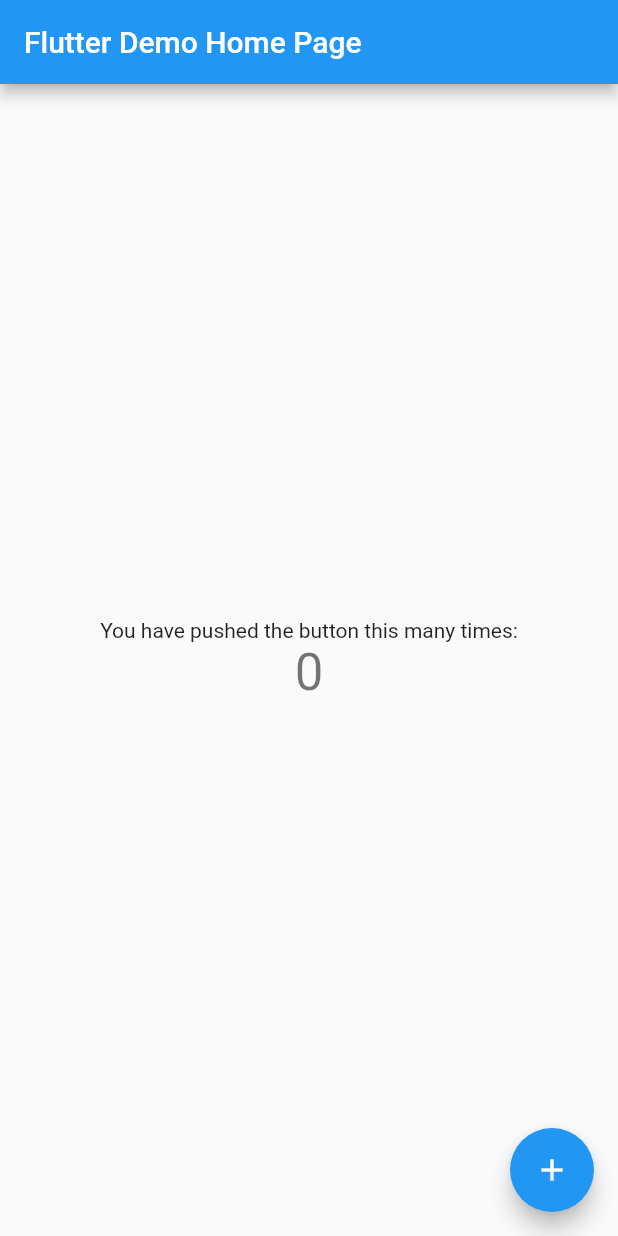
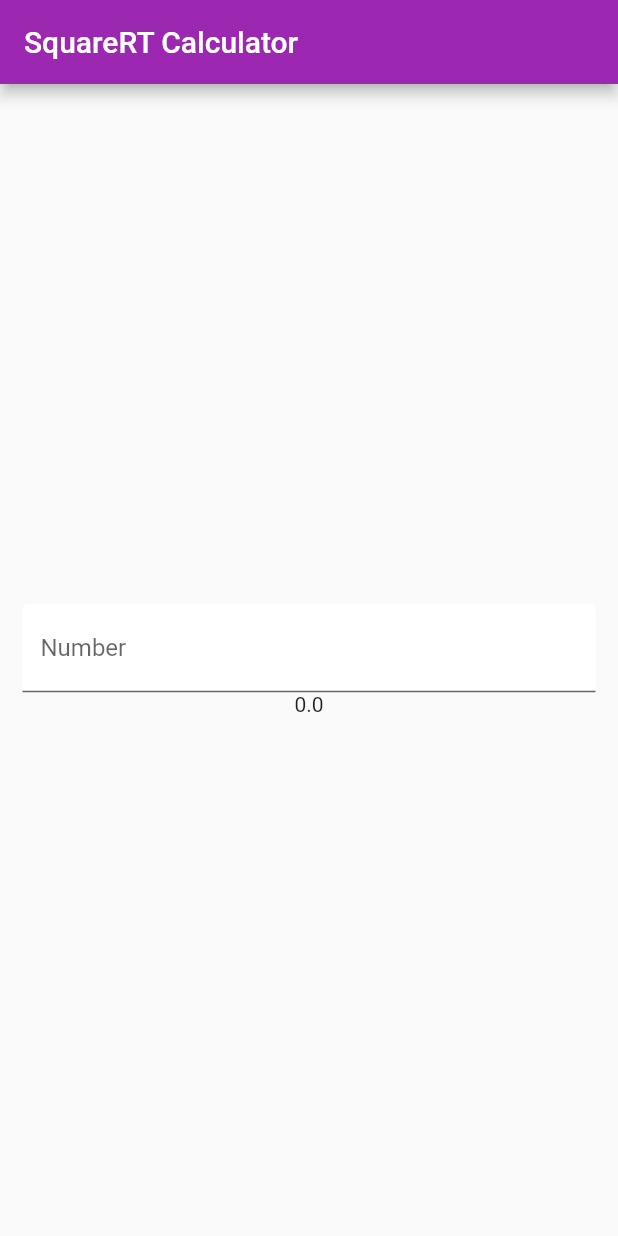
Before and after one commit to CesarGascaAndrade/SquareRT.Flutter, a Flutter app: the screen it shows after launch, on a phone screen of 412 x 824 dp. Run offline on Flutter 3.47's test engine with Material 2 defaults, Android fonts, the phone set to English and light mode, and no system bars.

Commit message:
First aproach

```diff
--- /dev/null
+++ b/lib/Services/ISquareCalculator.dart
@@ -0,0 +1,3 @@
+abstract class ISquareCalculator {
+  double calculate(double number);
+}
--- /dev/null
+++ b/lib/Services/SquareRtCalculator.dart
@@ -0,0 +1,8 @@
+import 'dart:math';
+
+import 'package:square_rt/Services/ISquareCalculator.dart';
+
+class SquareRtCalculator  implements ISquareCalculator {
+  @override
+  double calculate(double number) => sqrt(number);
+}
--- /dev/null
+++ b/lib/ViewModels/ISquareRtViewModel.dart
@@ -0,0 +1,3 @@
+abstract class ISquareViewModel {
+
+}
--- /dev/null
+++ b/lib/ViewModels/SquareRtViewModel.dart
@@ -0,0 +1,12 @@
+import 'dart:math';
+import 'package:scoped_model/scoped_model.dart';
+
+class SquareRtViewModel extends Model {
+  void calculate(double number) {
+    result = sqrt(number);
+    print('oli');
+    notifyListeners();
+  }
+
+  double result = 0.0;
+}
--- /dev/null
+++ b/lib/Views/MainView.dart
@@ -0,0 +1,55 @@
+import 'package:flutter/material.dart';
+import 'package:scoped_model/scoped_model.dart';
+import 'package:square_rt/ViewModels/SquareRtViewModel.dart';
+
+class MainView extends StatefulWidget {
+  MainView({Key key}) : super(key: key);
+
+  @override
+  _MainViewState createState() => _MainViewState();
+}
+
+class _MainViewState extends State<MainView> {
+  @override
+  void initState() {
+    super.initState();
+  }
+
+  @override
+  Widget build(BuildContext context) {
+    return ScopedModelDescendant<SquareRtViewModel>(
+      builder: (BuildContext context, Widget child, SquareRtViewModel model) {
+        return Scaffold(
+          appBar: AppBar(
+            title: Text('SquareRT Calculator'),
+          ),
+          body: Padding(
+            padding: const EdgeInsets.all(15.0),
+            child: Center(
+              child: Column(
+                mainAxisAlignment: MainAxisAlignment.center,
+                children: <Widget>[
+                  TextField(
+                    keyboardType: TextInputType.number,
+                    decoration: InputDecoration(
+                      labelText: 'Number',
+                      filled: true,
+                      fillColor: Colors.white,
+                    ),
+                    onChanged: (value) {
+                      print('changed');
+                      model.calculate(double.parse(value));
+                    },
+                  ),
+                  Text(
+                    model.result.toString(),
+                  ),
+                ],
+              ),
+            ),
+          ),
+        );
+      },
+    );
+  }
+}
--- a/lib/main.dart
+++ b/lib/main.dart
@@ -1,111 +1,29 @@
 import 'package:flutter/material.dart';
+import 'package:square_rt/ViewModels/SquareRtViewModel.dart';
+import 'package:square_rt/Views/MainView.dart';
+import 'package:scoped_model/scoped_model.dart';
 
 void main() => runApp(MyApp());
 
-class MyApp extends StatelessWidget {
-  // This widget is the root of your application.
+class MyApp extends StatefulWidget {
+  @override
+  State<StatefulWidget> createState() {
+    return MyAppState();
+  }
+}
+
+class MyAppState extends State<MyApp> {
   @override
   Widget build(BuildContext context) {
-    return MaterialApp(
-      title: 'Flutter Demo',
-      theme: ThemeData(
-        // This is the theme of your application.
-        //
-        // Try running your application with "flutter run". You'll see the
-        // application has a blue toolbar. Then, without quitting the app, try
-        // changing the primarySwatch below to Colors.green and then invoke
-        // "hot reload" (press "r" in the console where you ran "flutter run",
-        // or simply save your changes to "hot reload" in a Flutter IDE).
-        // Notice that the counter didn't reset back to zero; the application
-        // is not restarted.
-        primarySwatch: Colors.blue,
+    return ScopedModel<SquareRtViewModel>(
+      model: SquareRtViewModel(),
+      child: MaterialApp(
+        title: 'Flutter Demo',
+        theme: ThemeData(
+          primarySwatch: Colors.purple,
+        ),
+        home: MainView(),
       ),
-      home: MyHomePage(title: 'Flutter Demo Home Page'),
     );
   }
 }
-
-class MyHomePage extends StatefulWidget {
-  MyHomePage({Key key, this.title}) : super(key: key);
-
-  // This widget is the home page of your application. It is stateful, meaning
-  // that it has a State object (defined below) that contains fields that affect
-  // how it looks.
-
-  // This class is the configuration for the state. It holds the values (in this
-  // case the title) provided by the parent (in this case the App widget) and
-  // used by the build method of the State. Fields in a Widget subclass are
-  // always marked "final".
-
-  final String title;
-
-  @override
-  _MyHomePageState createState() => _MyHomePageState();
-}
-
-class _MyHomePageState extends State<MyHomePage> {
-  int _counter = 0;
-
-  void _incrementCounter() {
-    setState(() {
-      // This call to setState tells the Flutter framework that something has
-      // changed in this State, which causes it to rerun the build method below
-      // so that the display can reflect the updated values. If we changed
-      // _counter without calling setState(), then the build method would not be
-      // called again, and so nothing would appear to happen.
-      _counter++;
-    });
-  }
-
-  @override
-  Widget build(BuildContext context) {
-    // This method is rerun every time setState is called, for instance as done
-    // by the _incrementCounter method above.
-    //
-    // The Flutter framework has been optimized to make rerunning build methods
-    // fast, so that you can just rebuild anything that needs updating rather
-    // than having to individually change instances of widgets.
-    return Scaffold(
-      appBar: AppBar(
-        // Here we take the value from the MyHomePage object that was created by
-        // the App.build method, and use it to set our appbar title.
-        title: Text(widget.title),
-      ),
-      body: Center(
-        // Center is a layout widget. It takes a single child and positions it
-        // in the middle of the parent.
-        child: Column(
-          // Column is also layout widget. It takes a list of children and
-          // arranges them vertically. By default, it sizes itself to fit its
-          // children horizontally, and tries to be as tall as its parent.
-          //
-          // Invoke "debug painting" (press "p" in the console, choose the
-          // "Toggle Debug Paint" action from the Flutter Inspector in Android
-          // Studio, or the "Toggle Debug Paint" command in Visual Studio Code)
-          // to see the wireframe for each widget.
-          //
-          // Column has various properties to control how it sizes itself and
-          // how it positions its children. Here we use mainAxisAlignment to
-          // center the children vertically; the main axis here is the vertical
-          // axis because Columns are vertical (the cross axis would be
-          // horizontal).
-          mainAxisAlignment: MainAxisAlignment.center,
-          children: <Widget>[
-            Text(
-              'You have pushed the button this many times:',
-            ),
-            Text(
-              '$_counter',
-              style: Theme.of(context).textTheme.display1,
-            ),
-          ],
-        ),
-      ),
-      floatingActionButton: FloatingActionButton(
-        onPressed: _incrementCounter,
-        tooltip: 'Increment',
-        child: Icon(Icons.add),
-      ), // This trailing comma makes auto-formatting nicer for build methods.
-    );
-  }
-}
--- a/pubspec.yaml
+++ b/pubspec.yaml
@@ -19,6 +19,7 @@ dependencies:
   # The following adds the Cupertino Icons font to your application.
   # Use with the CupertinoIcons class for iOS style icons.
   cupertino_icons: ^0.1.2
+  scoped_model: ^1.0.1
 
 dev_dependencies:
   flutter_test:
```
